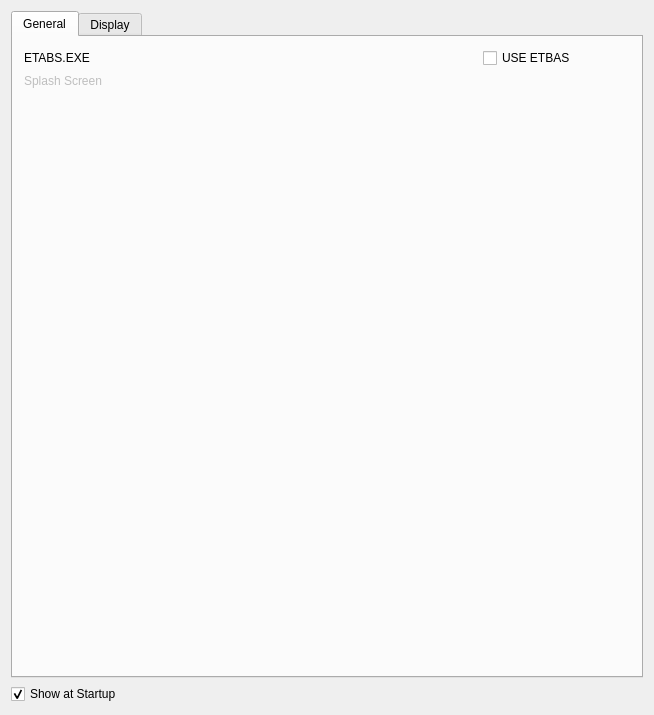
The window that widgets/preferences-civiltools_visual.ui (ebrahimraeyat/civilTools) describes before a commit, drawn with Qt 5.
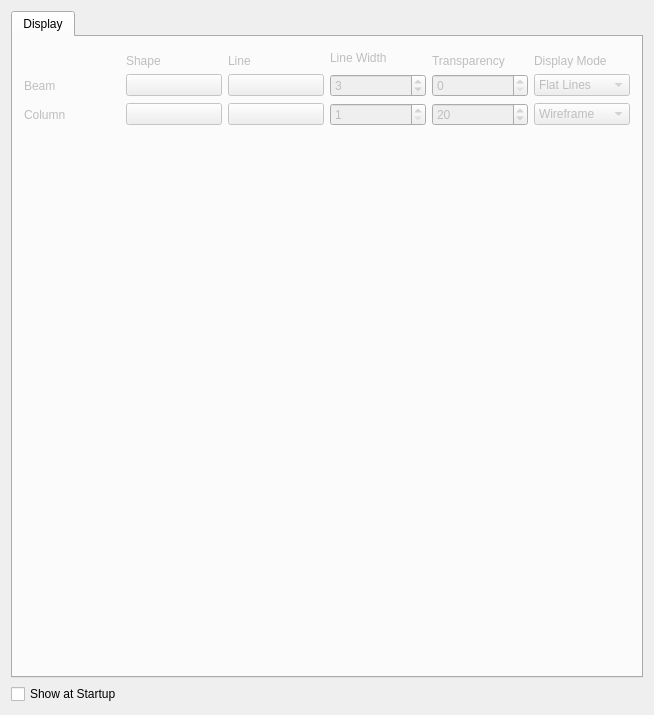
The same window after the commit. Custom widgets are drawn as their Qt base class.

Commit message: Remove Opening ETABS with software

Patch:
```diff
--- a/widgets/preferences-civiltools_visual.ui
+++ b/widgets/preferences-civiltools_visual.ui
@@ -22,111 +22,6 @@
      <property name="currentIndex">
       <number>0</number>
      </property>
-     <widget class="QWidget" name="tab_3">
-      <property name="enabled">
-       <bool>true</bool>
-      </property>
-      <attribute name="title">
-       <string>General</string>
-      </attribute>
-      <layout class="QVBoxLayout" name="verticalLayout_4">
-       <item>
-        <layout class="QHBoxLayout" name="horizontalLayout_8">
-         <item>
-          <widget class="QLabel" name="label_8">
-           <property name="text">
-            <string>ETABS.EXE</string>
-           </property>
-          </widget>
-         </item>
-         <item>
-          <widget class="Gui::PrefFileChooser" name="etabs_exe_path" native="true">
-           <property name="minimumSize">
-            <size>
-             <width>300</width>
-             <height>0</height>
-            </size>
-           </property>
-           <property name="toolTip">
-            <string>The default template to use when creating a new drawing sheet</string>
-           </property>
-           <property name="prefEntry" stdset="0">
-            <cstring>etabs_exe_path</cstring>
-           </property>
-           <property name="prefPath" stdset="0">
-            <cstring>Mod/civilTools</cstring>
-           </property>
-          </widget>
-         </item>
-         <item>
-          <widget class="Gui::PrefCheckBox" name="use_etabs">
-           <property name="text">
-            <string>USE ETBAS</string>
-           </property>
-           <property name="checked">
-            <bool>false</bool>
-           </property>
-           <property name="prefEntry" stdset="0">
-            <cstring>use_etabs</cstring>
-           </property>
-           <property name="prefPath" stdset="0">
-            <cstring>Mod/civilTools</cstring>
-           </property>
-          </widget>
-         </item>
-        </layout>
-       </item>
-       <item>
-        <layout class="QHBoxLayout" name="horizontalLayout_6">
-         <item>
-          <widget class="QLabel" name="label_6">
-           <property name="enabled">
-            <bool>false</bool>
-           </property>
-           <property name="text">
-            <string>Splash Screen</string>
-           </property>
-          </widget>
-         </item>
-         <item>
-          <widget class="Gui::PrefFileChooser" name="splash_screen" native="true">
-           <property name="enabled">
-            <bool>false</bool>
-           </property>
-           <property name="minimumSize">
-            <size>
-             <width>300</width>
-             <height>0</height>
-            </size>
-           </property>
-           <property name="toolTip">
-            <string>The default template to use when creating a new drawing sheet</string>
-           </property>
-           <property name="prefEntry" stdset="0">
-            <cstring>splash_screen</cstring>
-           </property>
-           <property name="prefPath" stdset="0">
-            <cstring>Mod/Draft</cstring>
-           </property>
-          </widget>
-         </item>
-        </layout>
-       </item>
-       <item>
-        <spacer name="verticalSpacer_2">
-         <property name="orientation">
-          <enum>Qt::Vertical</enum>
-         </property>
-         <property name="sizeHint" stdset="0">
-          <size>
-           <width>20</width>
-           <height>524</height>
-          </size>
-         </property>
-        </spacer>
-       </item>
-      </layout>
-     </widget>
      <widget class="QWidget" name="tab">
       <property name="enabled">
        <bool>false</bool>
@@ -437,7 +332,7 @@
       <string>Show at Startup</string>
      </property>
      <property name="checked">
-      <bool>true</bool>
+      <bool>false</bool>
      </property>
      <property name="prefEntry" stdset="0">
       <cstring>show_at_startup</cstring>
@@ -477,16 +372,6 @@
    <extends>QDoubleSpinBox</extends>
    <header>Gui/PrefWidgets.h</header>
   </customwidget>
-  <customwidget>
-   <class>Gui::FileChooser</class>
-   <extends>QWidget</extends>
-   <header>Gui/FileDialog.h</header>
-  </customwidget>
-  <customwidget>
-   <class>Gui::PrefFileChooser</class>
-   <extends>Gui::FileChooser</extends>
-   <header>Gui/PrefWidgets.h</header>
-  </customwidget>
  </customwidgets>
  <resources/>
  <connections/>
```
The commit also changes 1 other file.
